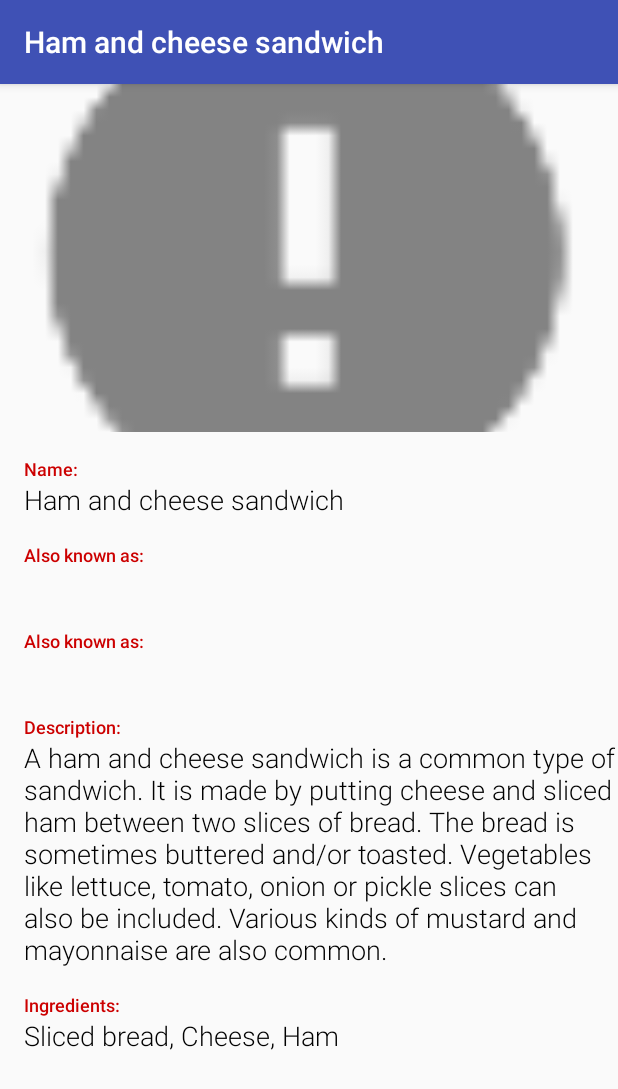
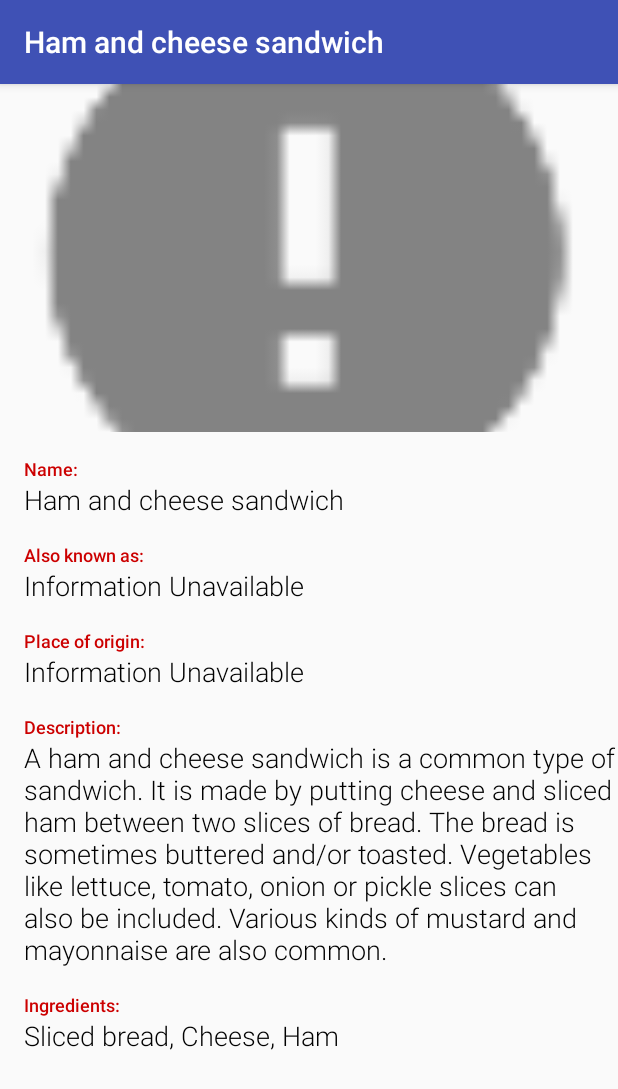
Before and after one commit to SrChip15/android-sandwich-club, an Android app: the screen it shows after launch (DetailActivity), after a tap on "Ham and cheese sandwich", on a phone screen of 412 x 824 dp. Shown: the top 1089 px of the screen. Run offline under Robolectric (Android 15) with nearby library versions, the phone set to English and light mode, and no system bars; our stand-ins replace ButterKnife, Picasso.

Commit message:
Mark no-info fields & refactor

```diff
--- a/app/src/main/AndroidManifest.xml
+++ b/app/src/main/AndroidManifest.xml
@@ -12,7 +12,7 @@
         android:roundIcon="@mipmap/ic_launcher_round"
         android:supportsRtl="true"
         android:theme="@style/AppTheme">
-        <activity android:name=".MainActivity">
+        <activity android:name=".ui.MainActivity">
             <intent-filter>
                 <action android:name="android.intent.action.MAIN" />
 
@@ -20,7 +20,7 @@
             </intent-filter>
         </activity>
         <activity
-            android:name=".DetailActivity"
+            android:name=".ui.DetailActivity"
             android:launchMode="singleTop" />
     </application>
 
--- a/app/src/main/java/com/udacity/sandwichclub/DetailActivity.java
+++ b/app/src/main/java/com/udacity/sandwichclub/ui/DetailActivity.java
@@ -1,10 +1,9 @@
-package com.udacity.sandwichclub;
+package com.udacity.sandwichclub.ui;
 
 import android.content.Intent;
 import android.os.Bundle;
 import android.support.v7.app.AppCompatActivity;
 import android.text.TextUtils;
-import android.util.Log;
 import android.view.View;
 import android.widget.ImageView;
 import android.widget.ProgressBar;
@@ -13,6 +12,7 @@ import android.widget.Toast;
 
 import com.squareup.picasso.Callback;
 import com.squareup.picasso.Picasso;
+import com.udacity.sandwichclub.R;
 import com.udacity.sandwichclub.model.Sandwich;
 import com.udacity.sandwichclub.utils.JsonUtils;
 
@@ -57,8 +57,9 @@ public class DetailActivity extends AppCompatActivity {
             closeOnError();
         }
 
-        @SuppressWarnings("ConstantConditions") // Intent is already checked for null
-                int position = intent.getIntExtra(EXTRA_POSITION, DEFAULT_POSITION);
+        // Intent is already checked for null, so suppress null pointer exception warning
+        @SuppressWarnings("ConstantConditions")
+        int position = intent.getIntExtra(EXTRA_POSITION, DEFAULT_POSITION);
         if (position == DEFAULT_POSITION) {
             // EXTRA_POSITION not found in intent
             closeOnError();
@@ -106,17 +107,21 @@ public class DetailActivity extends AppCompatActivity {
     private void populateUI() {
         nameTextView.setText(sandwich.getMainName());
         akaTextView.setText(parseString(sandwich.getAlsoKnownAs()));
-        originTextView.setText(sandwich.getPlaceOfOrigin());
         descTextView.setText(sandwich.getDescription());
         ingredientsTextView.setText(parseString(sandwich.getIngredients()));
+
+        String placeOfOrigin = sandwich.getPlaceOfOrigin();
+        originTextView.setText(TextUtils.isEmpty(placeOfOrigin)? getString(R.string.detail_unavailable_error_message) : placeOfOrigin);
     }
 
     private String parseString(List<String> listOfWords) {
         String listOfOtherNames = null;
         if (listOfWords.size() > 0) {
             listOfOtherNames = TextUtils.join(", ", listOfWords);
-            Log.i(TAG, "List String: " + listOfOtherNames);
+        } else {
+            return getString(R.string.detail_unavailable_error_message);
         }
+
         return listOfOtherNames;
     }
 }
--- a/app/src/main/java/com/udacity/sandwichclub/MainActivity.java
+++ b/app/src/main/java/com/udacity/sandwichclub/ui/MainActivity.java
@@ -1,4 +1,4 @@
-package com.udacity.sandwichclub;
+package com.udacity.sandwichclub.ui;
 
 import android.content.Intent;
 import android.os.Bundle;
@@ -7,6 +7,8 @@ import android.view.View;
 import android.widget.AdapterView;
 import android.widget.ArrayAdapter;
 import android.widget.ListView;
+
+import com.udacity.sandwichclub.R;
 
 public class MainActivity extends AppCompatActivity {
 
--- a/app/src/main/java/com/udacity/sandwichclub/utils/JsonUtils.java
+++ b/app/src/main/java/com/udacity/sandwichclub/utils/JsonUtils.java
@@ -49,7 +49,6 @@ public class JsonUtils {
             }
 
             sandwich = new Sandwich(mainName, alsoKnownAs, placeOfOrigin, description, image, ingredients);
-            Log.i(TAG, sandwich.toString());
         } catch (JSONException je) {
             Log.e(TAG, "Failed to parse JSON", je);
         }
--- a/app/src/main/res/layout/activity_detail.xml
+++ b/app/src/main/res/layout/activity_detail.xml
@@ -79,7 +79,7 @@
             android:layout_height="wrap_content"
             android:layout_marginStart="@dimen/activity_horizontal_margin"
             android:layout_marginTop="@dimen/activity_vertical_margin"
-            android:text="@string/detail_also_known_as_label"
+            android:text="@string/detail_place_of_origin_label"
             app:layout_constraintStart_toStartOf="parent"
             app:layout_constraintTop_toBottomOf="@+id/aka_text_view" />
 
--- a/app/src/main/res/layout/activity_main.xml
+++ b/app/src/main/res/layout/activity_main.xml
@@ -3,7 +3,7 @@
     xmlns:tools="http://schemas.android.com/tools"
     android:layout_width="match_parent"
     android:layout_height="match_parent"
-    tools:context="com.udacity.sandwichclub.MainActivity">
+    tools:context="com.udacity.sandwichclub.ui.MainActivity">
 
     <ListView
         android:id="@+id/sandwiches_listview"
--- a/app/src/main/res/values/strings.xml
+++ b/app/src/main/res/values/strings.xml
@@ -14,6 +14,7 @@
     <!-- Error messages-->
     <string name="detail_error_message">Sandwich data not available</string>
     <string name="detail_image_error_message">Image unavailable!</string>
+    <string name="detail_unavailable_error_message">Information Unavailable</string>
 
     <string-array name="sandwich_names">
         <item>Ham and cheese sandwich</item>
```
